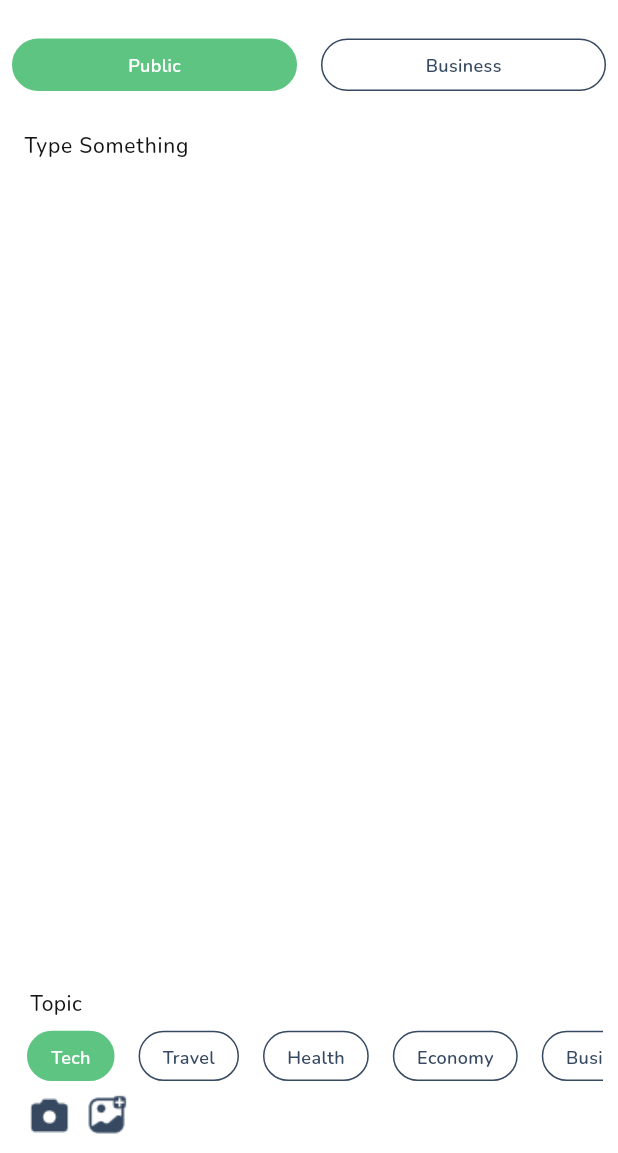
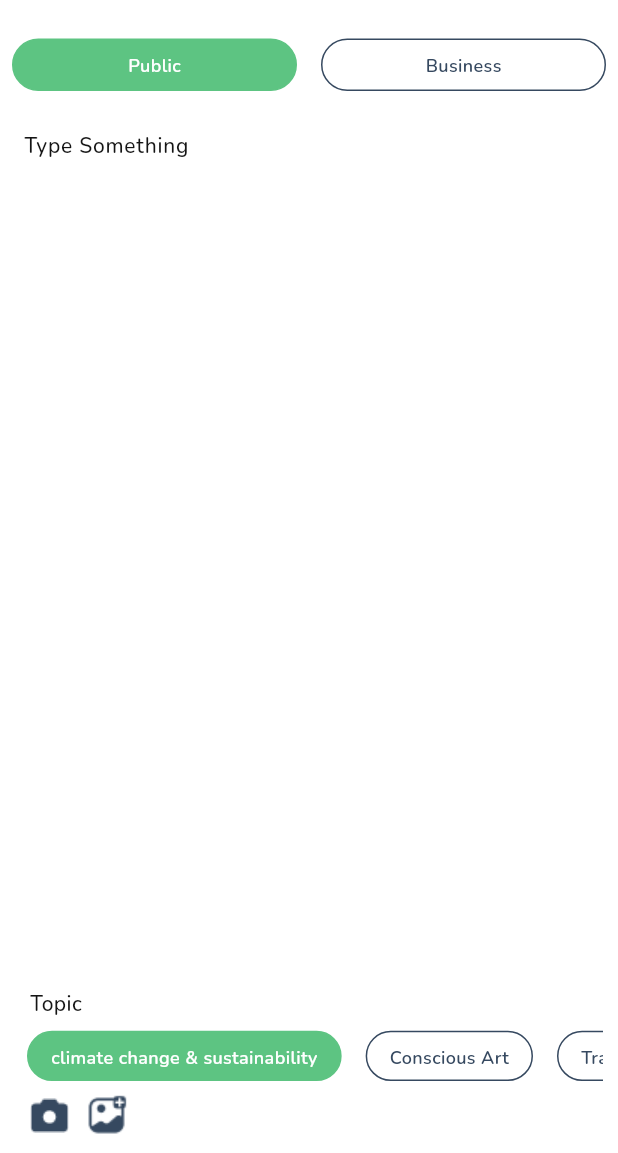
Before and after one commit to as3hr/Kaizen-Kode, a Flutter app: the screen it shows after launch, item 3 of the bottom bar chosen, on a phone screen of 412 x 824 dp, the part 83-1236 px from its top. Run offline on Flutter 3.47's test engine with Material 3 defaults, Android fonts, the phone set to English and light mode, and no system bars; our stand-ins replace device_preview, flutter_bloc, flutter_screenutil, get_it, google_fonts, image_picker and 1 more.

Commit message:
FVM setup and project Completion!

```diff
--- /dev/null
+++ b/lib/domain/failures/chat_failure.dart
@@ -0,0 +1,4 @@
+class ChatFailure {
+  String error;
+  ChatFailure({required this.error});
+}
--- a/lib/domain/failures/local_storage_failure.dart
+++ /dev/null
@@ -1,4 +0,0 @@
-class LocalStorageFailure {
-  String error;
-  LocalStorageFailure({required this.error});
-}
--- /dev/null
+++ b/lib/domain/failures/post_failure.dart
@@ -0,0 +1,4 @@
+class PostFailure {
+  String error;
+  PostFailure({required this.error});
+}
--- a/lib/features/chat/components/chat_room/chat_messages/image_message.dart
+++ b/lib/features/chat/components/chat_room/chat_messages/image_message.dart
@@ -19,7 +19,7 @@ class ImageMessage extends StatelessWidget {
           const Align(
             child: CircleAvatar(
               radius: 15,
-              backgroundImage: AssetImage(AppImages.user2),
+              backgroundImage: AssetImage(AppImages.user1),
             ),
           ),
           5.horizontalSpace,
--- a/lib/features/create/componenets/topic_chips.dart
+++ b/lib/features/create/componenets/topic_chips.dart
@@ -18,7 +18,8 @@ class TopicChips extends StatefulWidget {
 
 class _TopicChipsState extends State<TopicChips> {
   final topics = [
-    'Tech',
+    'climate change & sustainability',
+    'Conscious Art',
     'Travel',
     'Health',
     'Economy',
--- a/lib/features/create/create_state.dart
+++ b/lib/features/create/create_state.dart
@@ -4,7 +4,9 @@ import 'package:kaizen_code/domain/entities/post.dart';
 class CreateState {
   final Post post;
   List<String> selectedTopic;
-  CreateState({required this.post, this.selectedTopic = const ['Tech']});
+  CreateState(
+      {required this.post,
+      this.selectedTopic = const ['climate change & sustainability']});
 
   copyWith({Post? post, List<String>? selectedTopic}) => CreateState(
         post: post ?? this.post,
@@ -18,6 +20,6 @@ class CreateState {
           date: '',
           content: Content(text: ''),
         ),
-        selectedTopic: ['Tech'],
+        selectedTopic: ['climate change & sustainability'],
       );
 }
--- a/lib/main.dart
+++ b/lib/main.dart
@@ -1,5 +1,4 @@
 import 'package:device_preview/device_preview.dart';
-import 'package:flutter/foundation.dart';
 import 'package:flutter/material.dart';
 import 'package:flutter/services.dart';
 import 'package:flutter_screenutil/flutter_screenutil.dart';
@@ -23,7 +22,7 @@ class KaizenCode extends StatelessWidget {
   @override
   Widget build(BuildContext context) {
     return DevicePreview(
-        enabled: kDebugMode,
+        enabled: false,
         builder: (context) {
           return ScreenUtilInit(
               designSize: Size(context.screenWidth, context.screenHeight),
```
Also changed, not shown: lib/features/chat/components/chat_room/chat_messages/chat_messages.dart (+10 -6 lines), lib/features/chat/components/chat_room/chat_messages/other_message.dart (+3 -5 lines), 2 other files.
